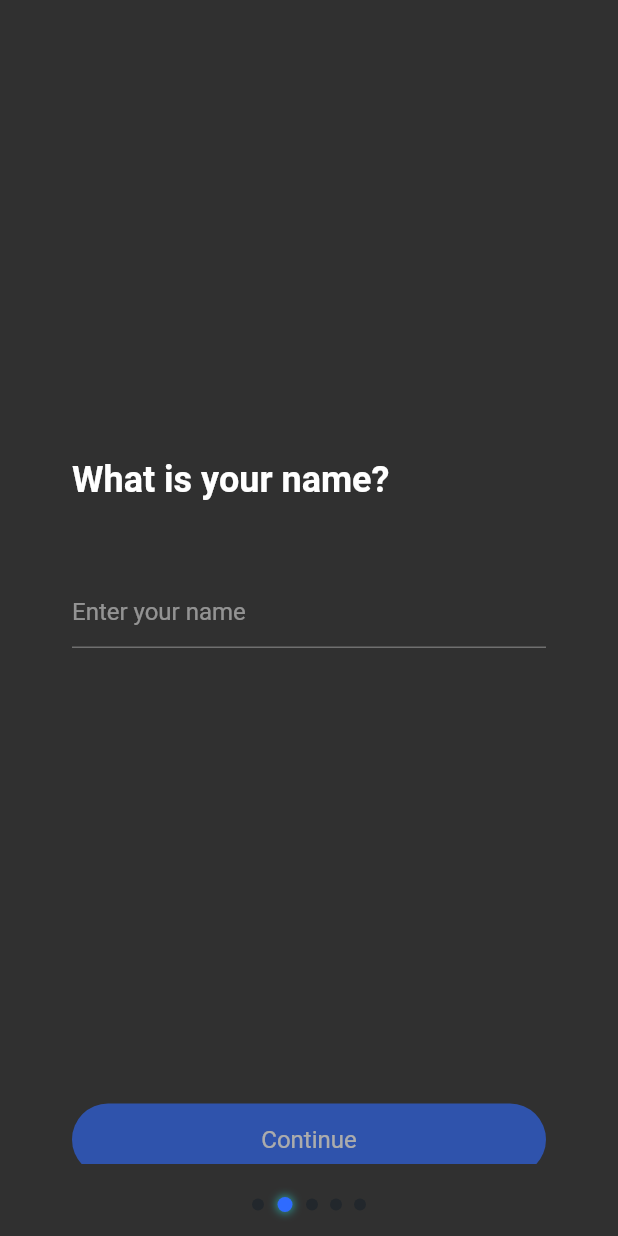
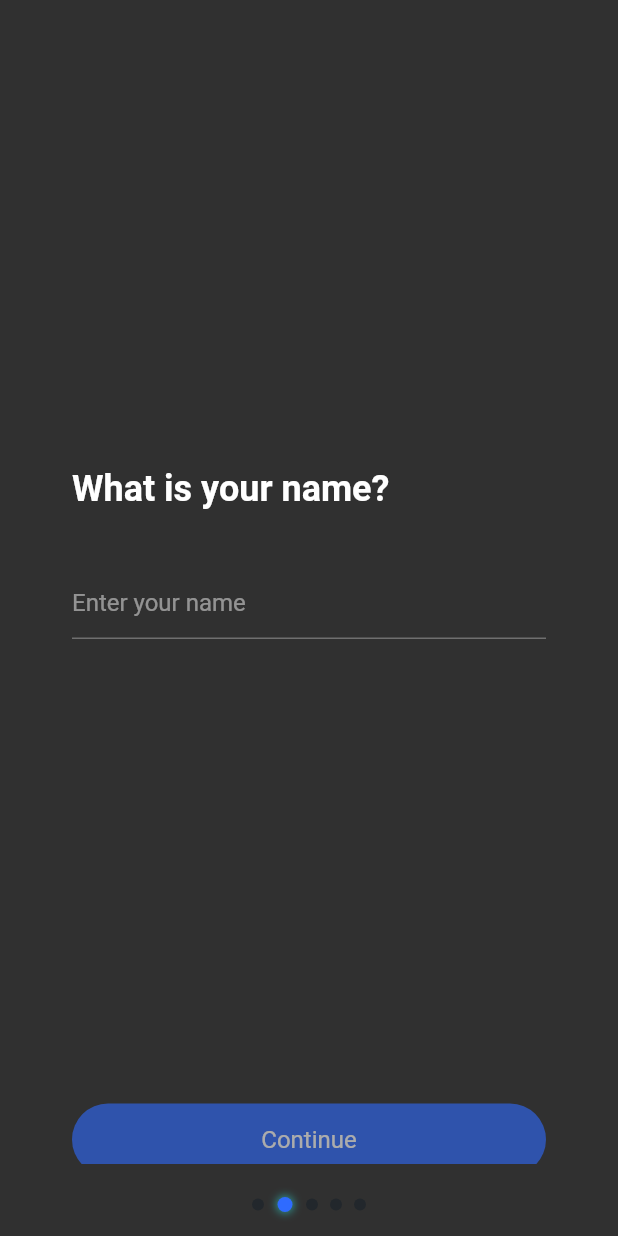
Before and after one commit to ngthailam/flutter_password_saver, a Flutter app: the screen it shows after launch, after a tap on "Get started", on a phone screen of 412 x 824 dp. Run offline on Flutter 3.47's test engine with Material 2 defaults, Android fonts, the phone set to English and light mode, and no system bars; our stand-ins replace copy_with_extension, equatable, flutter_bloc, flutter_secure_storage, flutter_slidable, flutter_svg and 7 more; missing offline and left inert: local_auth_platform_interface; accounts and stored records are empty.

Commit message:
[Issue#6] Fix register page layout + update loading indicator color by theme mode

```diff
--- a/lib/presentation/page/auth/register/register_page.dart
+++ b/lib/presentation/page/auth/register/register_page.dart
@@ -341,18 +341,21 @@ class _NameInputPage extends StatefulWidget {
 
 class __NameInputPageState extends State<_NameInputPage> {
   late TextEditingController _textEditingController;
+  late FocusNode _textFocusNode;
 
   bool _showError = false;
 
   @override
   void initState() {
     super.initState();
+    _textFocusNode = FocusNode();
     _textEditingController = TextEditingController(text: widget.name ?? '');
   }
 
   @override
   void dispose() {
     _textEditingController.dispose();
+    _textFocusNode.dispose();
     super.dispose();
   }
 
@@ -369,7 +372,7 @@ class __NameInputPageState extends State<_NameInputPage> {
               crossAxisAlignment: CrossAxisAlignment.start,
               children: [
                 _title(),
-                const SizedBox(height: 48),
+                const SizedBox(height: 36),
                 _inputTextField(),
                 const SizedBox(height: 8),
                 _errorText(),
@@ -393,8 +396,12 @@ class __NameInputPageState extends State<_NameInputPage> {
 
   Widget _inputTextField() {
     return SlideUp(
+      onComplete: () {
+        _textFocusNode.requestFocus();
+      },
       delay: const Duration(milliseconds: 200),
       child: TextField(
+        focusNode: _textFocusNode,
         cursorColor: AppColors.blue500,
         decoration: const InputDecoration(hintText: 'Enter your name'),
         controller: _textEditingController,
@@ -428,6 +435,7 @@ class __NameInputPageState extends State<_NameInputPage> {
       delay: const Duration(milliseconds: 400),
       child: _Button(
         onPressed: () {
+          _textFocusNode.unfocus();
           if (_textEditingController.text.isEmpty) {
             setState(() {
               _showError = true;
@@ -512,7 +520,8 @@ class _SecurityQuestionPage extends StatefulWidget {
 }
 
 class __SecurityQuestionPageState extends State<_SecurityQuestionPage> {
-  TextEditingController? _textEditingController;
+  late TextEditingController _textEditingController;
+  late FocusNode _answerFocusNode;
   SecurityQuestion? _chosenQuestion;
   bool _showError = false;
 
@@ -521,38 +530,35 @@ class __SecurityQuestionPageState extends State<_SecurityQuestionPage> {
   @override
   void initState() {
     _textEditingController = TextEditingController();
+    _answerFocusNode = FocusNode();
     super.initState();
   }
 
   @override
   void dispose() {
-    _textEditingController?.dispose();
+    _textEditingController.dispose();
+    _answerFocusNode.dispose();
     super.dispose();
   }
 
   @override
   Widget build(BuildContext context) {
-    return Column(
+    return Stack(
       children: [
         _backButton(context),
-        Expanded(
-          child: Padding(
-            padding: const EdgeInsets.symmetric(horizontal: 32),
-            child: SingleChildScrollView(
-              child: Column(
-                crossAxisAlignment: CrossAxisAlignment.center,
-                mainAxisAlignment: MainAxisAlignment.center,
+        Padding(
+          padding: const EdgeInsets.symmetric(horizontal: 32, vertical: 64),
+          child: ListView(
             children: [
-                  const SizedBox(height: 48),
+              SizedBox(height: (MediaQuery.of(context).size.height) / 8),
               _title(),
               const SizedBox(height: 48),
               _questionPicker(),
+              const SizedBox(height: 8),
               _answerTextField(),
               const SizedBox(height: 8),
               _errorText(),
             ],
-              ),
-            ),
           ),
         ),
         _confirmBtn(),
@@ -561,16 +567,24 @@ class __SecurityQuestionPageState extends State<_SecurityQuestionPage> {
   }
 
   Widget _backButton(BuildContext context) {
-    return Row(
+    return Positioned(
+      top: 0,
+      left: 0,
+      right: 0,
+      child: Row(
         mainAxisAlignment: MainAxisAlignment.spaceBetween,
         children: [
           GestureDetector(
-          onTap: widget.onBackPressed,
+            onTap: () {
+              _unfocus();
+              widget.onBackPressed.call();
+            },
             child: const Padding(
                 padding: EdgeInsets.all(16), child: Icon(Icons.arrow_back)),
           ),
           TextButton(
             onPressed: () async {
+              _unfocus();
               await showAlertDialog(
                 context: context,
                 content:
@@ -586,6 +600,7 @@ class __SecurityQuestionPageState extends State<_SecurityQuestionPage> {
             child: const Text('Skip'),
           ),
         ],
+      ),
     );
   }
 
@@ -618,10 +633,13 @@ class __SecurityQuestionPageState extends State<_SecurityQuestionPage> {
             );
           }).toList(),
           onChanged: (value) {
+            if (value != _chosenQuestion) {
               setState(() {
                 _showError = false;
                 _chosenQuestion = value;
               });
+              _answerFocusNode.requestFocus();
+            }
           },
         ),
       ),
@@ -650,20 +668,24 @@ class __SecurityQuestionPageState extends State<_SecurityQuestionPage> {
   }
 
   Widget _confirmBtn() {
-    return SlideUp(
+    return Positioned(
+      bottom: 0,
+      child: SlideUp(
         delay: const Duration(milliseconds: 400),
         child: _Button(
           onPressed: () {
-          if (_textEditingController!.text.isEmpty) {
+            _unfocus();
+            if (_textEditingController.text.isEmpty) {
               setState(() {
                 _showError = true;
               });
             } else {
               widget.onAnswer(_chosenQuestion!
-                .copyWith(answer: _textEditingController!.text));
+                  .copyWith(answer: _textEditingController.text));
             }
           },
           text: 'Answer',
+        ),
       ),
     );
   }
@@ -684,4 +706,8 @@ class __SecurityQuestionPageState extends State<_SecurityQuestionPage> {
       ),
     );
   }
+
+  void _unfocus() {
+    _answerFocusNode.unfocus();
   }
+}
--- a/lib/presentation/page/auth/register/widget/password_input_page.dart
+++ b/lib/presentation/page/auth/register/widget/password_input_page.dart
@@ -30,6 +30,8 @@ class PasswordInputPage extends StatefulWidget {
 class _PasswordInputPageState extends State<PasswordInputPage> {
   late TextEditingController _passwordTextEdtCtrl;
   late TextEditingController _confirmPasswordTextEdtCtrl;
+  late FocusNode _passwordFocusNode;
+  late FocusNode _confirmPasswordFocusNode;
 
   bool _showNotMatchedError = false;
   int _passwordStrengthIndex = 0;
@@ -40,28 +42,29 @@ class _PasswordInputPageState extends State<PasswordInputPage> {
     super.initState();
     _passwordTextEdtCtrl = TextEditingController();
     _confirmPasswordTextEdtCtrl = TextEditingController();
+    _passwordFocusNode = FocusNode();
+    _confirmPasswordFocusNode = FocusNode();
   }
 
   @override
   void dispose() {
     _passwordTextEdtCtrl.dispose();
     _confirmPasswordTextEdtCtrl.dispose();
+    _passwordFocusNode.dispose();
+    _confirmPasswordFocusNode.dispose();
     super.dispose();
   }
 
   @override
   Widget build(BuildContext context) {
-    return Column(
+    return Stack(
       children: [
         _backButton(),
-        Expanded(
-          child: Padding(
-            padding: const EdgeInsets.symmetric(horizontal: 48),
-            child: SingleChildScrollView(
-              child: Column(
-                crossAxisAlignment: CrossAxisAlignment.center,
-                mainAxisAlignment: MainAxisAlignment.center,
+        Padding(
+          padding: const EdgeInsets.symmetric(horizontal: 48, vertical: 64),
+          child: ListView(
             children: [
+              SizedBox(height: MediaQuery.of(context).size.height / 8),
               _title(),
               const SizedBox(height: 32),
               _inputPasswordTextField(),
@@ -70,10 +73,7 @@ class _PasswordInputPageState extends State<PasswordInputPage> {
               _passStrengthIndicator(),
               const SizedBox(height: 8),
               _errorText(),
-                  const SizedBox(height: 64),
             ],
-              ),
-            ),
           ),
         ),
         _confirmBtn(),
@@ -83,10 +83,14 @@ class _PasswordInputPageState extends State<PasswordInputPage> {
 
   Widget _backButton() {
     if (!widget.enableBackBtn) return const SizedBox.shrink();
-    return Align(
-      alignment: Alignment.centerLeft,
+    return Positioned(
+      top: 0,
+      left: 0,
       child: GestureDetector(
-        onTap: widget.onBackPressed,
+        onTap: () {
+          _unfocusAll();
+          widget.onBackPressed?.call();
+        },
         child: const Padding(
             padding: EdgeInsets.all(16), child: Icon(Icons.arrow_back)),
       ),
@@ -136,8 +140,11 @@ class _PasswordInputPageState extends State<PasswordInputPage> {
 
   Widget _inputPasswordTextField() {
     return SlideUp(
+      onComplete: _passwordFocusNode.requestFocus,
       delay: const Duration(milliseconds: 200),
       child: TextField(
+        onSubmitted: (text) => _confirmPasswordFocusNode.requestFocus(),
+        focusNode: _passwordFocusNode,
         cursorColor: AppColors.blue500,
         decoration: InputDecoration(
           hintText: 'Enter your Password',
@@ -174,6 +181,8 @@ class _PasswordInputPageState extends State<PasswordInputPage> {
     return SlideUp(
       delay: const Duration(milliseconds: 200),
       child: TextField(
+        onSubmitted: (text) => _onConfirm(),
+        focusNode: _confirmPasswordFocusNode,
         cursorColor: AppColors.blue500,
         decoration: const InputDecoration(hintText: 'Confirm your Password'),
         controller: _confirmPasswordTextEdtCtrl,
@@ -188,10 +197,22 @@ class _PasswordInputPageState extends State<PasswordInputPage> {
   }
 
   Widget _confirmBtn() {
-    return SlideUp(
+    return Positioned(
+      bottom: 0,
+      child: SlideUp(
         delay: const Duration(milliseconds: 400),
         child: PrimaryButton(
-        onPressed: () {
+          onPressed: _onConfirm,
+          text: 'Confirm',
+          margin: widget.btnMargin,
+          width: widget.btnWidth,
+        ),
+      ),
+    );
+  }
+
+  void _onConfirm() {
+    _unfocusAll();
     if (_confirmPasswordTextEdtCtrl.text == _passwordTextEdtCtrl.text) {
       widget.onConfirm(_confirmPasswordTextEdtCtrl.text);
     } else {
@@ -199,17 +220,16 @@ class _PasswordInputPageState extends State<PasswordInputPage> {
         _showNotMatchedError = true;
       });
     }
-        },
-        text: 'Confirm',
-        margin: widget.btnMargin,
-        width: widget.btnWidth,
-      ),
-    );
+  }
+
+  void _unfocusAll() {
+    _passwordFocusNode.unfocus();
+    _confirmPasswordFocusNode.unfocus();
   }
 
   Widget _passStrengthIndicator() {
     return SlideUp(
-      delay: const Duration(milliseconds: 200),
+      delay: const Duration(milliseconds: 400),
       child: Align(
         alignment: Alignment.bottomLeft,
         child: PasswordStrengthIndicator(
--- a/lib/presentation/page/gateway/gateway_page.dart
+++ b/lib/presentation/page/gateway/gateway_page.dart
@@ -4,7 +4,6 @@ import 'package:flutter_password_saver/main.dart';
 import 'package:flutter_password_saver/presentation/page/gateway/bloc/gateway_bloc.dart';
 import 'package:flutter_password_saver/presentation/page/gateway/bloc/gateway_event.dart';
 import 'package:flutter_password_saver/presentation/page/gateway/bloc/gateway_state.dart';
-import 'package:flutter_password_saver/presentation/values/colors.dart';
 import 'package:flutter_password_saver/presentation/widget/loading_indicator.dart';
 
 class GatewayPage extends StatefulWidget {
@@ -35,8 +34,8 @@ class _GatewayPageState extends State<GatewayPage> {
         }
       },
       builder: (context, state) {
-        return const Center(
-          child: LoadingIndicator(color: AppColors.black500),
+        return Center(
+          child: LoadingIndicator(color: LoadingIndicator.defaultColor),
         );
       },
     );
--- a/lib/presentation/page/preferences/preferences_page.dart
+++ b/lib/presentation/page/preferences/preferences_page.dart
@@ -79,7 +79,9 @@ class _PreferencesPageState extends State<PreferencesPage> {
           builder: (context, state) {
             switch (state.loadState) {
               case LoadState.loading:
-                return const Center(child: LoadingIndicator());
+                return Center(child: LoadingIndicator(
+                  color: LoadingIndicator.defaultColor,
+                ));
               case LoadState.failure:
                 return const Center(child: Text('Error'));
               case LoadState.success:
--- a/lib/presentation/widget/loading_indicator.dart
+++ b/lib/presentation/widget/loading_indicator.dart
@@ -2,10 +2,15 @@ import 'dart:io';
 
 import 'package:flutter/cupertino.dart';
 import 'package:flutter/material.dart';
+import 'package:flutter_password_saver/presentation/values/colors.dart';
+import 'package:flutter_password_saver/util/theme_util.dart';
 
 class LoadingIndicator extends StatelessWidget {
   const LoadingIndicator({Key? key, this.size = 32, this.color})
       : super(key: key);
+
+  static Color get defaultColor =>
+      isDarkMode() ? AppColors.white500 : AppColors.blue500;
 
   final double size;
   final Color? color;
--- a/lib/presentation/widget/slide_up_widget.dart
+++ b/lib/presentation/widget/slide_up_widget.dart
@@ -2,16 +2,18 @@ import 'dart:async';
 import 'package:flutter/material.dart';
 
 class SlideUp extends StatefulWidget {
-  const SlideUp(
-      {Key? key,
-      required this.child,
-      this.delay = Duration.zero,
-      this.slideDuration = const Duration(seconds: 1)})
-      : super(key: key);
+  const SlideUp({
+    Key? key,
+    required this.child,
+    this.delay = Duration.zero,
+    this.slideDuration = const Duration(seconds: 1),
+    this.onComplete,
+  }) : super(key: key);
 
   final Widget child;
   final Duration delay;
   final Duration slideDuration;
+  final VoidCallback? onComplete;
 
   @override
   _SlideUpState createState() => _SlideUpState();
@@ -33,12 +35,16 @@ class _SlideUpState extends State<SlideUp> with TickerProviderStateMixin {
         .animate(curve);
 
     if (widget.delay.inMilliseconds == 0) {
-      _animController?.forward();
+      _startAnimation();
     } else {
       Timer(widget.delay, () {
-        _animController?.forward();
+        _startAnimation();
       });
     }
+  }
+
+  void _startAnimation() {
+    _animController?.forward().whenComplete(() => widget.onComplete?.call());
   }
 
   @override
```
Lines whose indentation alone changed are shown as unchanged.
